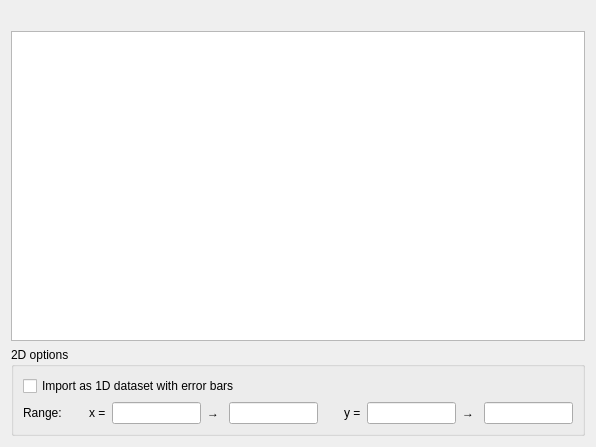
First picture: the form in ui/import_hdf5.ui, repository veusz/veusz, before the edit.
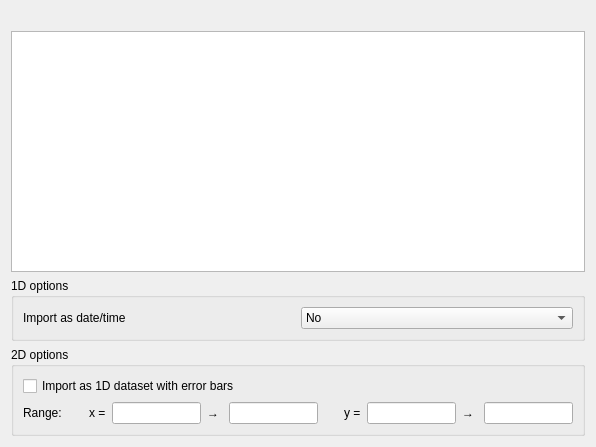
Second picture: the form after the edit.

Commit message: Add option to read 1d hdf datasets as dates (veusz or unix). Add vsz_convert_datetime attribute for hdf datasetsx

```diff
--- a/ui/import_hdf5.ui
+++ b/ui/import_hdf5.ui
@@ -24,6 +24,41 @@
    <item>
     <widget class="QTreeView" name="hdftreeview"/>
    </item>
+   <item>
+    <widget class="QGroupBox" name="hdfonedgrp">
+     <property name="title">
+      <string>1D options</string>
+     </property>
+     <layout class="QHBoxLayout" name="horizontalLayout_2">
+      <item>
+       <widget class="QLabel" name="label_6">
+        <property name="text">
+         <string>Import as date/time</string>
+        </property>
+       </widget>
+      </item>
+      <item>
+       <widget class="QComboBox" name="hdfoneddate">
+        <item>
+         <property name="text">
+          <string>No</string>
+         </property>
+        </item>
+        <item>
+         <property name="text">
+          <string>Veusz format (seconds since start of 2009)</string>
+         </property>
+        </item>
+        <item>
+         <property name="text">
+          <string>Unix format (seconds since start of 1970)</string>
+         </property>
+        </item>
+       </widget>
+      </item>
+     </layout>
+    </widget>
+   </item>
    <item>
     <widget class="QGroupBox" name="hdftwodgrp">
      <property name="title">
```
The commit also changes 3 other files.
